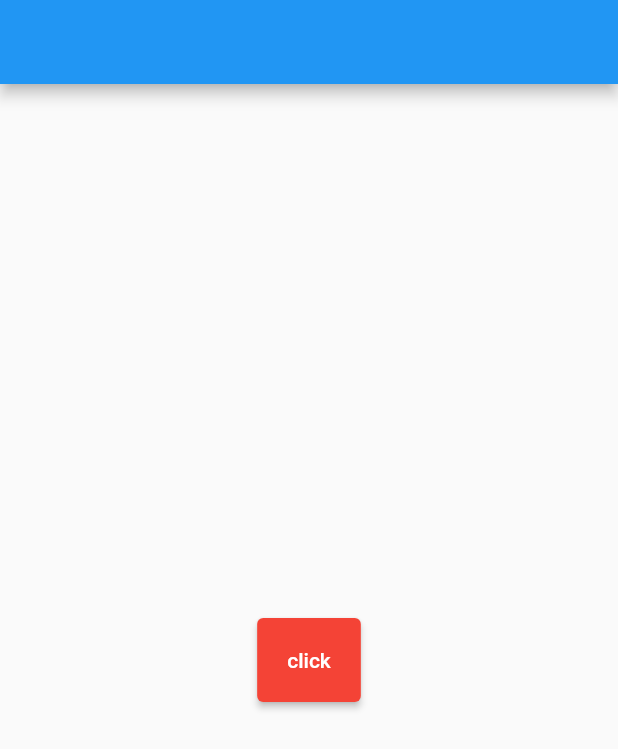
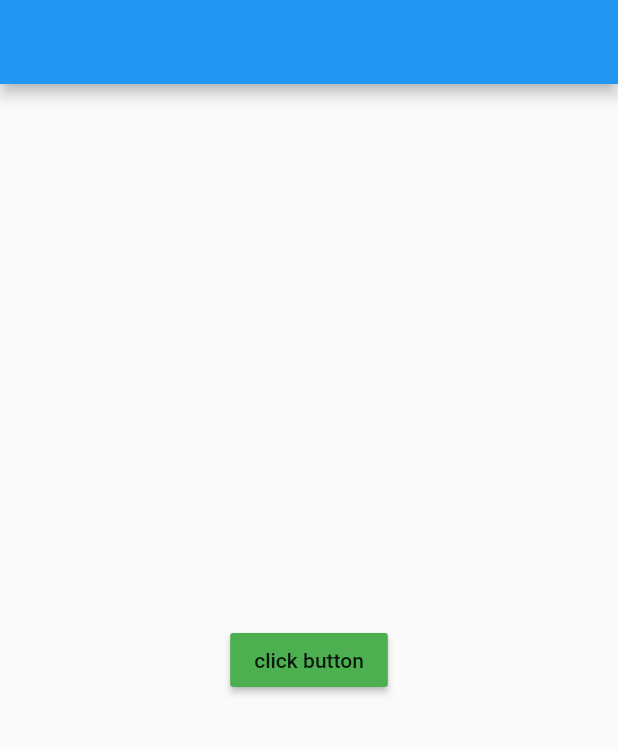
Before and after one commit to messabih-khalil/flutter, a Flutter app: the screen it shows after launch, on a phone screen of 412 x 824 dp. Shown: the top 749 px of the screen. Run offline on Flutter 3.47's test engine with Material 2 defaults, Android fonts, the phone set to English and light mode, and no system bars.

Commit message:
MaterialButton

```diff
--- a/lib/main.dart
+++ b/lib/main.dart
@@ -17,14 +17,11 @@ class HomePage extends StatelessWidget {
     return Scaffold(
         appBar: AppBar(),
         body: Center(
-          child: ElevatedButton(
-            onPressed: () {
-              print("from click button");
-            },
-            child: Text("click"),
-            style: ElevatedButton.styleFrom(
-                padding: EdgeInsets.all(20), backgroundColor: Colors.red),
-          ),
-        ));
+            child: MaterialButton(
+          child: Text("click button"),
+          onPressed: () {},
+          color: Colors.green,
+
+        )));
   }
 }
```
